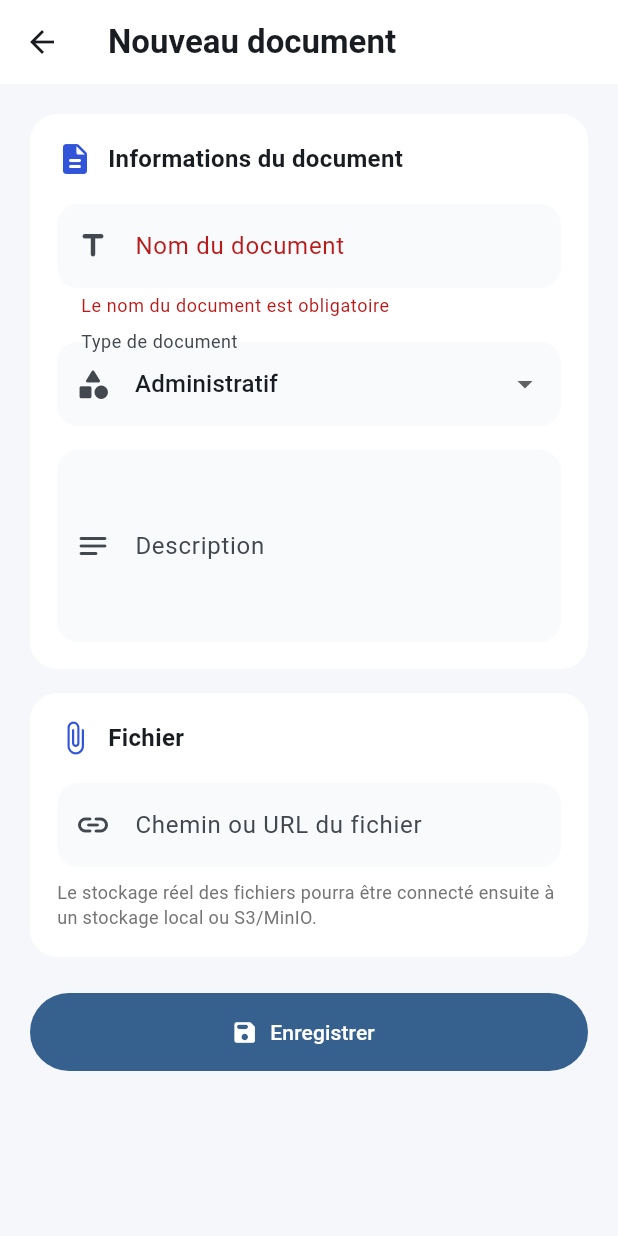
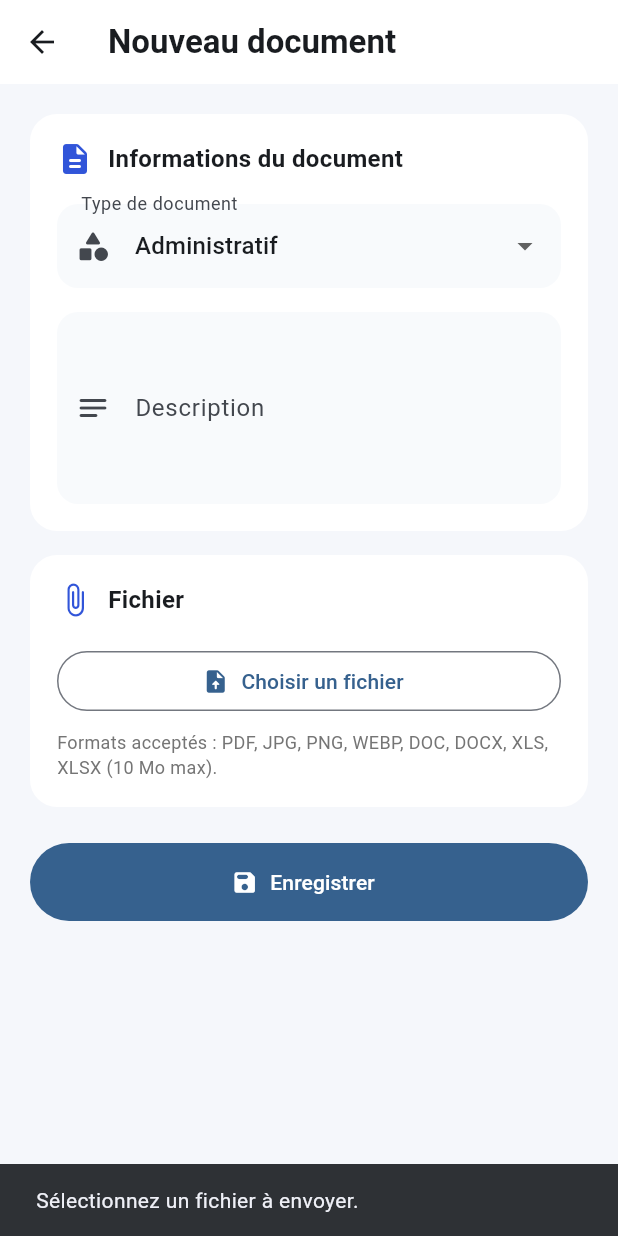
Before and after one commit to sif-hub/ss-consulting, a Flutter app: the DocumentFormPage screen opened directly with empty values, after a tap on "Enregistrer", on a phone screen of 412 x 824 dp. Run offline on Flutter 3.47's test engine with Material 3 defaults, Android fonts, the phone set to English and light mode, and no system bars; our stand-ins replace dio, file_picker, pdf, printing, shared_preferences; accounts and stored records are empty.

Commit message:
Replace dossier document form's fake path field with a real file picker
Matches the backend's new multipart upload route: pick a file (same
allowed extensions/size limit as the declaration upload flow), upload
it as multipart/form-data instead of typing a "chemin ou URL" by hand.

Co-Authored-By: Claude Sonnet 5 <noreply@anthropic.com>

```diff
--- a/frontend/lib/features/documents/document_form_page.dart
+++ b/frontend/lib/features/documents/document_form_page.dart
@@ -1,3 +1,4 @@
+import 'package:file_picker/file_picker.dart';
 import 'package:flutter/material.dart';
 
 import 'document_service.dart';
@@ -17,14 +18,13 @@ class DocumentFormPage extends StatefulWidget {
 class _DocumentFormPageState extends State<DocumentFormPage> {
   final DocumentService _service = DocumentService();
 
-  final _formKey = GlobalKey<FormState>();
-
-  final _nomController = TextEditingController();
   final _descriptionController = TextEditingController();
-  final _cheminController = TextEditingController();
 
   String _typeDocument = 'Administratif';
   bool _saving = false;
+  PlatformFile? _selectedFile;
+
+  static const int _maxSize = 10 * 1024 * 1024;
 
   final List<String> _types = [
     'Fiscalité',
@@ -37,14 +37,56 @@ class _DocumentFormPageState extends State<DocumentFormPage> {
 
   @override
   void dispose() {
-    _nomController.dispose();
     _descriptionController.dispose();
-    _cheminController.dispose();
     super.dispose();
   }
 
+  Future<void> _pickFile() async {
+    final result = await FilePicker.pickFiles(
+      type: FileType.custom,
+      allowedExtensions: [
+        'pdf',
+        'jpg',
+        'jpeg',
+        'png',
+        'webp',
+        'doc',
+        'docx',
+        'xls',
+        'xlsx',
+      ],
+    );
+
+    if (result.isEmpty) return;
+
+    final file = result.first;
+    final size = await file.length();
+
+    if (size > _maxSize) {
+      if (!mounted) return;
+
+      ScaffoldMessenger.of(context).showSnackBar(
+        const SnackBar(
+          content: Text('Le fichier dépasse la taille maximale de 10 Mo.'),
+        ),
+      );
+      return;
+    }
+
+    setState(() {
+      _selectedFile = file;
+    });
+  }
+
   Future<void> _save() async {
-    if (!_formKey.currentState!.validate()) return;
+    if (_selectedFile == null) {
+      ScaffoldMessenger.of(context).showSnackBar(
+        const SnackBar(
+          content: Text('Sélectionnez un fichier à envoyer.'),
+        ),
+      );
+      return;
+    }
 
     setState(() {
       _saving = true;
@@ -52,18 +94,12 @@ class _DocumentFormPageState extends State<DocumentFormPage> {
 
     try {
       await _service.createDocument(
-        widget.dossierId,
-        {
-          'nom': _nomController.text.trim(),
-          'type_document': _typeDocument,
-          'description': _descriptionController.text.trim().isEmpty
+        dossierId: widget.dossierId,
+        file: _selectedFile!,
+        typeDocument: _typeDocument,
+        description: _descriptionController.text.trim().isEmpty
             ? null
             : _descriptionController.text.trim(),
-          'chemin_fichier': _cheminController.text.trim().isEmpty
-              ? null
-              : _cheminController.text.trim(),
-          'statut': 'Actif',
-        },
       );
 
       if (!mounted) return;
@@ -103,29 +139,13 @@ class _DocumentFormPageState extends State<DocumentFormPage> {
         surfaceTintColor: Colors.white,
         elevation: 0,
       ),
-      body: Form(
-        key: _formKey,
-        child: ListView(
+      body: ListView(
         padding: const EdgeInsets.all(20),
         children: [
           _section(
             icon: Icons.description_rounded,
             title: 'Informations du document',
             children: [
-                TextFormField(
-                  controller: _nomController,
-                  decoration: _decoration(
-                    'Nom du document',
-                    Icons.title_rounded,
-                  ),
-                  validator: (value) {
-                    if (value == null || value.trim().isEmpty) {
-                      return 'Le nom du document est obligatoire';
-                    }
-                    return null;
-                  },
-                ),
-                const SizedBox(height: 16),
               DropdownButtonFormField<String>(
                 initialValue: _typeDocument,
                 decoration: _decoration(
@@ -162,16 +182,49 @@ class _DocumentFormPageState extends State<DocumentFormPage> {
             icon: Icons.attach_file_rounded,
             title: 'Fichier',
             children: [
-                TextFormField(
-                  controller: _cheminController,
-                  decoration: _decoration(
-                    'Chemin ou URL du fichier',
-                    Icons.link_rounded,
+              if (_selectedFile == null)
+                SizedBox(
+                  width: double.infinity,
+                  child: OutlinedButton.icon(
+                    onPressed: _pickFile,
+                    icon: const Icon(Icons.upload_file_rounded),
+                    label: const Text('Choisir un fichier'),
+                  ),
+                )
+              else
+                Container(
+                  padding: const EdgeInsets.all(12),
+                  decoration: BoxDecoration(
+                    color: const Color(0xFFF8FAFC),
+                    borderRadius: BorderRadius.circular(14),
+                  ),
+                  child: Row(
+                    children: [
+                      const Icon(
+                        Icons.insert_drive_file_rounded,
+                        color: Color(0xFF3155D9),
+                      ),
+                      const SizedBox(width: 10),
+                      Expanded(
+                        child: Text(
+                          _selectedFile!.name,
+                          overflow: TextOverflow.ellipsis,
+                        ),
+                      ),
+                      IconButton(
+                        onPressed: () {
+                          setState(() {
+                            _selectedFile = null;
+                          });
+                        },
+                        icon: const Icon(Icons.close_rounded),
+                      ),
+                    ],
                   ),
                 ),
               const SizedBox(height: 8),
               Text(
-                  'Le stockage réel des fichiers pourra être connecté ensuite à un stockage local ou S3/MinIO.',
+                'Formats acceptés : PDF, JPG, PNG, WEBP, DOC, DOCX, XLS, XLSX (10 Mo max).',
                 style: TextStyle(
                   color: Colors.grey.shade600,
                   fontSize: 12,
@@ -194,12 +247,11 @@ class _DocumentFormPageState extends State<DocumentFormPage> {
                     )
                   : const Icon(Icons.save_rounded),
               label: Text(
-                  _saving ? 'Enregistrement...' : 'Enregistrer',
+                _saving ? 'Envoi en cours...' : 'Enregistrer',
               ),
             ),
           ),
         ],
-        ),
       ),
     );
   }
```
Also changed, not shown: frontend/lib/features/documents/document_service.dart (+18 -8 lines). Lines whose indentation alone changed are shown as unchanged.
